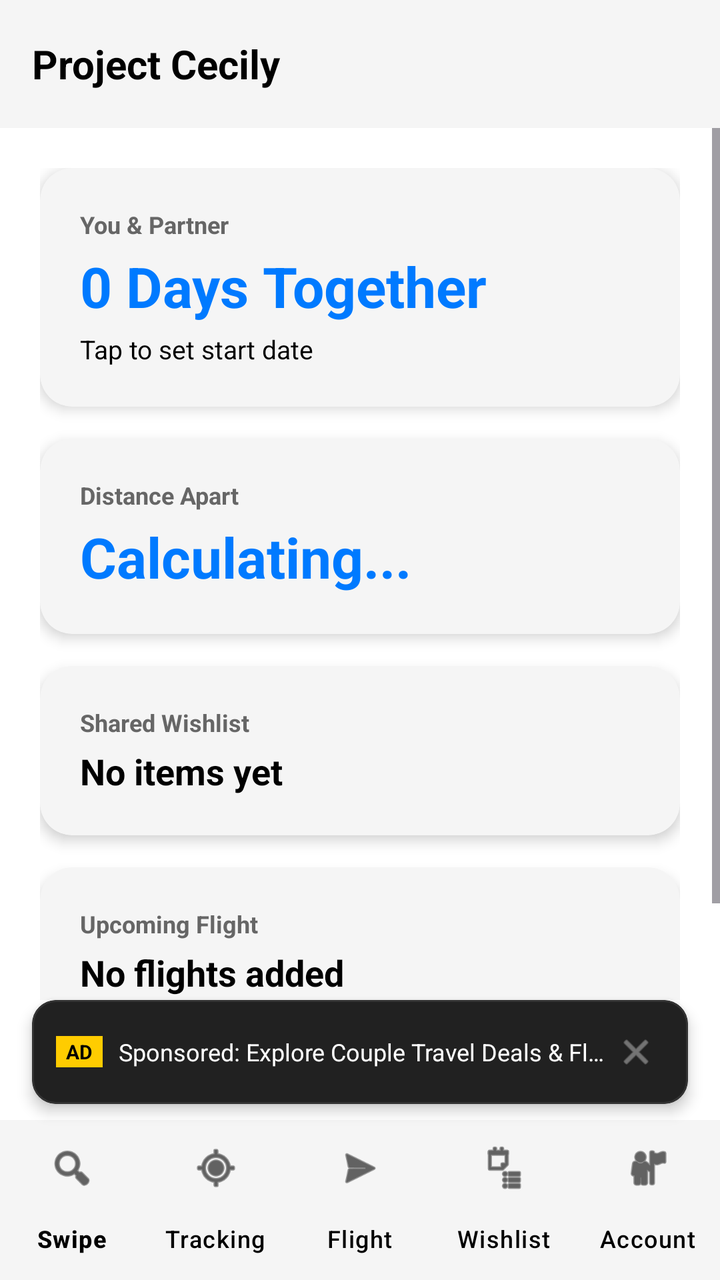
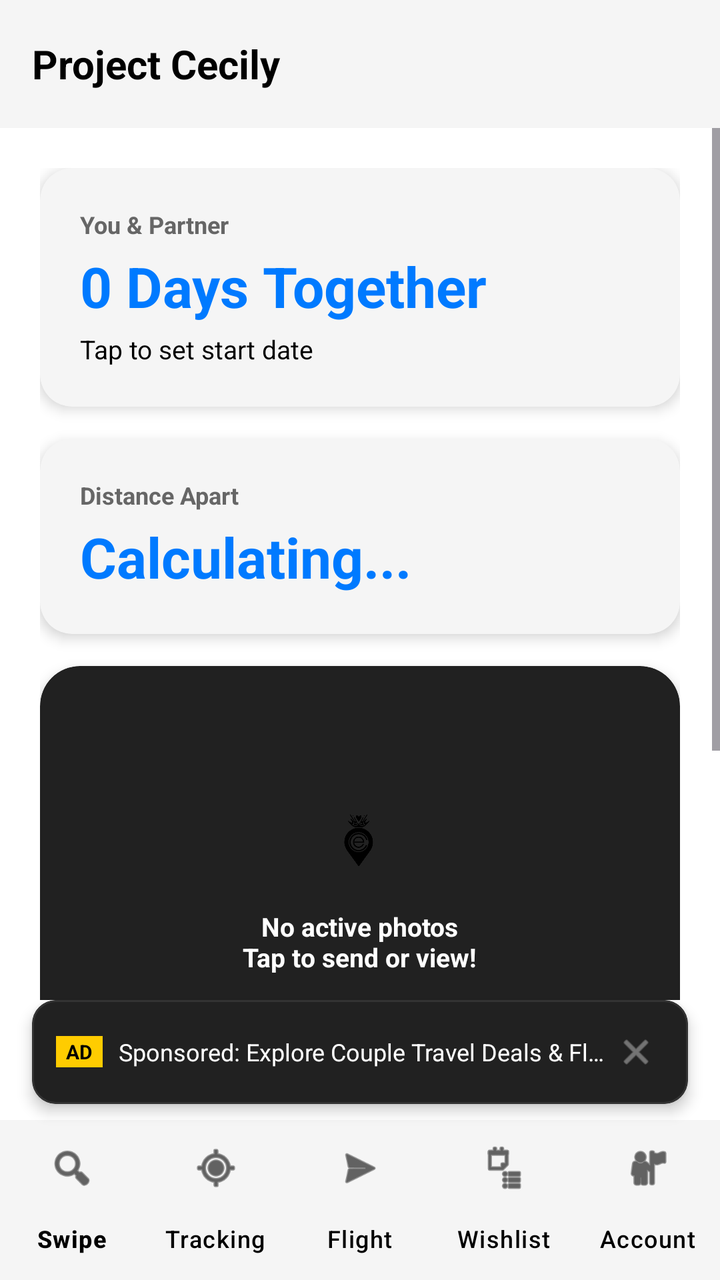

Before-and-after screenshots of an Android layout around one commit, followed by the original layout XML and the change that was made.
<!-- AndroidManifest.xml: application theme Theme.ProjectCecily -->
<!-- res/layout/activity_main.xml -->
<?xml version="1.0" encoding="utf-8"?>
<androidx.constraintlayout.widget.ConstraintLayout xmlns:android="http://schemas.android.com/apk/res/android"
    xmlns:app="http://schemas.android.com/apk/res-auto"
    android:layout_width="match_parent"
    android:layout_height="match_parent"
    android:background="@color/app_background">

    
    <com.google.android.material.appbar.AppBarLayout
        android:id="@+id/appBarLayout"
        android:layout_width="match_parent"
        android:layout_height="wrap_content"
        android:fitsSystemWindows="true"
        app:elevation="4dp"
        app:layout_constraintEnd_toEndOf="parent"
        app:layout_constraintStart_toStartOf="parent"
        app:layout_constraintTop_toTopOf="parent">

        <com.google.android.material.appbar.MaterialToolbar
            android:id="@+id/toolbar"
            android:layout_width="match_parent"
            android:layout_height="?attr/actionBarSize"
            android:background="@color/card_background">

            <RelativeLayout
                android:layout_width="match_parent"
                android:layout_height="match_parent">

                <TextView
                    android:id="@+id/tvToolbarTitle"
                    android:layout_width="wrap_content"
                    android:layout_height="wrap_content"
                    android:layout_centerVertical="true"
                    android:text="Project Cecily"
                    android:textColor="@color/text_primary"
                    android:textSize="20sp"
                    android:textStyle="bold" />
            </RelativeLayout>
        </com.google.android.material.appbar.MaterialToolbar>
    </com.google.android.material.appbar.AppBarLayout>

    <ScrollView
        android:id="@+id/main_scroll"
        android:layout_width="0dp"
        android:layout_height="0dp"
        app:layout_constraintBottom_toTopOf="@id/cardBannerAd"
        app:layout_constraintEnd_toEndOf="parent"
        app:layout_constraintStart_toStartOf="parent"
        app:layout_constraintTop_toBottomOf="@id/appBarLayout">

        <LinearLayout
            android:layout_width="match_parent"
            android:layout_height="wrap_content"
            android:orientation="vertical"
            android:padding="20dp">

            
            <com.google.android.material.card.MaterialCardView
                android:id="@+id/cardUnpairedHero"
                android:layout_width="match_parent"
                android:layout_height="wrap_content"
                android:layout_marginBottom="16dp"
                android:visibility="gone"
                app:cardBackgroundColor="@color/card_background"
                app:cardCornerRadius="16dp"
                app:cardElevation="4dp"
                app:strokeColor="@color/nav_selected"
                app:strokeWidth="1.5dp">

                <LinearLayout
                    android:layout_width="match_parent"
                    android:layout_height="wrap_content"
                    android:orientation="vertical"
                    android:padding="20dp">

                    <TextView
                        android:layout_width="wrap_content"
                        android:layout_height="wrap_content"
                        android:text="Pairing Required"
                        android:textColor="@color/nav_selected"
                        android:textSize="12sp"
                        android:textStyle="bold" />

                    <TextView
                        android:id="@+id/tvHeroPairCode"
                        android:layout_width="wrap_content"
                        android:layout_height="wrap_content"
                        android:layout_marginTop="4dp"
                        android:text="Your Code: ------"
                        android:textColor="@color/text_primary"
                        android:textSize="22sp"
                        android:textStyle="bold" />

                    <TextView
                        android:layout_width="wrap_content"
                        android:layout_height="wrap_content"
                        android:layout_marginTop="4dp"
                        android:text="Share this 6-digit code with your partner in Account Settings to sync location, flights, and wishlists!"
                        android:textColor="@color/text_secondary"
                        android:textSize="12sp" />
                </LinearLayout>
            </com.google.android.material.card.MaterialCardView>

            
            <com.google.android.material.card.MaterialCardView
                android:id="@+id/cardTogetherDays"
                android:layout_width="match_parent"
                android:layout_height="wrap_content"
                android:layout_marginBottom="16dp"
                app:cardBackgroundColor="@color/card_background"
                app:cardCornerRadius="16dp"
                app:cardElevation="4dp"
                app:strokeWidth="0dp">

                <LinearLayout
                    android:layout_width="match_parent"
                    android:layout_height="wrap_content"
                    android:orientation="vertical"
                    android:padding="20dp">

                    <TextView
                        android:id="@+id/tvCoupleNames"
                        android:layout_width="wrap_content"
                        android:layout_height="wrap_content"
                        android:text="You &amp; Partner"
                        android:textColor="@color/text_secondary"
                        android:textSize="12sp"
                        android:textStyle="bold" />

                    <TextView
                        android:id="@+id/tvTogetherDays"
                        android:layout_width="wrap_content"
                        android:layout_height="wrap_content"
                        android:layout_marginTop="4dp"
                        android:text="0 Days Together"
                        android:textColor="@color/nav_selected"
                        android:textSize="28sp"
                        android:textStyle="bold" />

                    <TextView
                        android:id="@+id/tvAnniversaryDate"
                        android:layout_width="wrap_content"
                        android:layout_height="wrap_content"
                        android:layout_marginTop="4dp"
                        android:text="Tap to set start date"
                        android:textColor="@color/text_primary"
                        android:textSize="13sp" />
                </LinearLayout>
            </com.google.android.material.card.MaterialCardView>

            
            <com.google.android.material.card.MaterialCardView
                android:id="@+id/cardProximity"
                android:layout_width="match_parent"
                android:layout_height="wrap_content"
                android:layout_marginBottom="16dp"
                app:cardBackgroundColor="@color/card_background"
                app:cardCornerRadius="16dp"
                app:cardElevation="4dp"
                app:strokeWidth="0dp">

                <LinearLayout
                    android:layout_width="match_parent"
                    android:layout_height="wrap_content"
                    android:orientation="vertical"
                    android:padding="20dp">

                    <TextView
                        android:layout_width="wrap_content"
                        android:layout_height="wrap_content"
                        android:text="Distance Apart"
                        android:textColor="@color/text_secondary"
                        android:textSize="12sp"
                        android:textStyle="bold" />

                    <TextView
                        android:id="@+id/tvLiveDistance"
                        android:layout_width="wrap_content"
                        android:layout_height="wrap_content"
                        android:layout_marginTop="4dp"
                        android:text="Calculating..."
                        android:textColor="@color/nav_selected"
                        android:textSize="28sp"
                        android:textStyle="bold" />

                    <TextView
                        android:id="@+id/tvPartnerTimeSummary"
                        android:layout_width="wrap_content"
                        android:layout_height="wrap_content"
                        android:layout_marginTop="6dp"
                        android:text=""
                        android:textColor="@color/text_primary"
                        android:textSize="13sp"
                        android:visibility="gone" />
                </LinearLayout>
            </com.google.android.material.card.MaterialCardView>

            
            <com.google.android.material.card.MaterialCardView
                android:id="@+id/cardWishlist"
                android:layout_width="match_parent"
                android:layout_height="wrap_content"
                android:layout_marginBottom="16dp"
                app:cardBackgroundColor="@color/card_background"
                app:cardCornerRadius="16dp"
                app:cardElevation="4dp"
                app:strokeWidth="0dp">

                <LinearLayout
                    android:layout_width="match_parent"
                    android:layout_height="wrap_content"
                    android:orientation="horizontal"
                    android:padding="20dp">

                    <LinearLayout
                        android:layout_width="0dp"
                        android:layout_height="wrap_content"
                        android:layout_weight="1"
                        android:orientation="vertical">

                        <TextView
                            android:layout_width="wrap_content"
                            android:layout_height="wrap_content"
                            android:text="Shared Wishlist"
                            android:textColor="@color/text_secondary"
                            android:textSize="12sp"
                            android:textStyle="bold" />

                        <TextView
                            android:id="@+id/tvWishlistSummary"
                            android:layout_width="wrap_content"
                            android:layout_height="wrap_content"
                            android:layout_marginTop="4dp"
                            android:text="No items yet"
                            android:textColor="@color/text_primary"
                            android:textSize="18sp"
                            android:textStyle="bold" />
                    </LinearLayout>

                    <TextView
                        android:layout_width="wrap_content"
                        android:layout_height="wrap_content"
                        android:layout_gravity="center"
                        android:text=""
                        android:textSize="32sp" />
                </LinearLayout>
            </com.google.android.material.card.MaterialCardView>

            
            <com.google.android.material.card.MaterialCardView
                android:id="@+id/cardFlight"
                android:layout_width="match_parent"
                android:layout_height="wrap_content"
                android:layout_marginBottom="16dp"
                app:cardBackgroundColor="@color/card_background"
                app:cardCornerRadius="16dp"
                app:cardElevation="4dp"
                app:strokeWidth="0dp">

                <LinearLayout
                    android:layout_width="match_parent"
                    android:layout_height="wrap_content"
                    android:orientation="horizontal"
                    android:padding="20dp">

                    <LinearLayout
                        android:layout_width="0dp"
                        android:layout_height="wrap_content"
                        android:layout_weight="1"
                        android:orientation="vertical">

                        <TextView
                            android:layout_width="wrap_content"
                            android:layout_height="wrap_content"
                            android:text="Upcoming Flight"
                            android:textColor="@color/text_secondary"
                            android:textSize="12sp"
                            android:textStyle="bold" />

                        <TextView
                            android:id="@+id/tvFlightSummary"
                            android:layout_width="wrap_content"
                            android:layout_height="wrap_content"
                            android:layout_marginTop="4dp"
                            android:text="No flights added"
                            android:textColor="@color/text_primary"
                            android:textSize="18sp"
                            android:textStyle="bold" />
                    </LinearLayout>

                    <TextView
                        android:layout_width="wrap_content"
                        android:layout_height="wrap_content"
                        android:layout_gravity="center"
                        android:text=""
                        android:textSize="32sp" />
                </LinearLayout>
            </com.google.android.material.card.MaterialCardView>

        </LinearLayout>
    </ScrollView>

    
    <com.google.android.material.card.MaterialCardView
        android:id="@+id/cardBannerAd"
        android:layout_width="match_parent"
        android:layout_height="52dp"
        android:layout_marginHorizontal="16dp"
        android:layout_marginBottom="8dp"
        app:cardBackgroundColor="#212121"
        app:cardCornerRadius="12dp"
        app:cardElevation="4dp"
        app:strokeColor="#333333"
        app:strokeWidth="1dp"
        app:layout_constraintBottom_toTopOf="@id/bottom_navigation"
        app:layout_constraintEnd_toEndOf="parent"
        app:layout_constraintStart_toStartOf="parent">

        <LinearLayout
            android:layout_width="match_parent"
            android:layout_height="match_parent"
            android:gravity="center_vertical"
            android:orientation="horizontal"
            android:paddingHorizontal="12dp">

            <TextView
                android:layout_width="wrap_content"
                android:layout_height="wrap_content"
                android:background="#FFCC00"
                android:paddingHorizontal="5dp"
                android:paddingVertical="1dp"
                android:text="AD"
                android:textColor="#000000"
                android:textSize="10sp"
                android:textStyle="bold" />

            <TextView
                android:id="@+id/tvAdBannerText"
                android:layout_width="0dp"
                android:layout_height="wrap_content"
                android:layout_marginStart="8dp"
                android:layout_weight="1"
                android:ellipsize="end"
                android:singleLine="true"
                android:text="Sponsored: Explore Couple Travel Deals &amp; Flights ✈️"
                android:textColor="#FFFFFF"
                android:textSize="12sp" />

            <ImageView
                android:id="@+id/btnDismissAd"
                android:layout_width="28dp"
                android:layout_height="28dp"
                android:background="?attr/selectableItemBackgroundBorderless"
                android:clickable="true"
                android:contentDescription="Close Ad"
                android:focusable="true"
                android:padding="4dp"
                android:src="@android:drawable/ic_menu_close_clear_cancel"
                app:tint="#AAAAAA" />
        </LinearLayout>
    </com.google.android.material.card.MaterialCardView>

    
    <com.google.android.material.bottomnavigation.BottomNavigationView
        android:id="@+id/bottom_navigation"
        android:layout_width="match_parent"
        android:layout_height="wrap_content"
        android:background="@color/card_background"
        app:itemActiveIndicatorStyle="@null"
        app:itemIconTint="@color/nav_item_color"
        app:itemTextColor="@color/nav_item_color"
        app:labelVisibilityMode="labeled"
        app:layout_constraintBottom_toBottomOf="parent"
        app:menu="@menu/bottom_nav_menu" />

</androidx.constraintlayout.widget.ConstraintLayout>
<!-- resources referenced by this layout -->
<resources>
  <color name="app_background">#FFFFFF</color>
  <color name="card_background">#F5F5F5</color>
  <color name="nav_selected">#007AFF</color>
  <color name="text_primary">#000000</color>
  <color name="text_secondary">#666666</color>
  <style name="Theme.ProjectCecily" parent="Base.Theme.ProjectCecily" />
  <style name="Base.Theme.ProjectCecily" parent="Theme.Material3.DayNight.NoActionBar">
          
          <item name="colorPrimary">@color/nav_selected</item>
          <item name="windowActionBar">false</item>
          <item name="windowNoTitle">true</item>
  
          
          <item name="colorOnSecondaryContainer">@color/nav_selected</item>
      </style>
</resources>

<!-- the commit's change to res/layout/activity_main.xml (unified diff, before → after) -->
@@ -197,33 +197,127 @@
 
             
             <com.google.android.material.card.MaterialCardView
-                android:id="@+id/cardWishlist"
-                android:layout_width="match_parent"
-                android:layout_height="wrap_content"
+                android:id="@+id/cardDashPhotoCycle"
+                android:layout_width="match_parent"
+                android:layout_height="220dp"
                 android:layout_marginBottom="16dp"
-                app:cardBackgroundColor="@color/card_background"
-                app:cardCornerRadius="16dp"
+                android:clickable="true"
+                android:focusable="true"
+                app:cardBackgroundColor="#212121"
+                app:cardCornerRadius="20dp"
                 app:cardElevation="4dp"
                 app:strokeWidth="0dp">
 
-                <LinearLayout
+                <FrameLayout
                     android:layout_width="match_parent"
-                    android:layout_height="wrap_content"
-                    android:orientation="horizontal"
-                    android:padding="20dp">
-
+                    android:layout_height="match_parent">
+
+                    <ImageView
+                        android:id="@+id/ivDashPhotoCycle"
+                        android:layout_width="match_parent"
+                        android:layout_height="match_parent"
+                        android:scaleType="centerCrop"
+                        android:contentDescription="Partner Active Photo Stream" />
+
+                    
                     <LinearLayout
-                        android:layout_width="0dp"
-                        android:layout_height="wrap_content"
-                        android:layout_weight="1"
-                        android:orientation="vertical">
+                        android:id="@+id/layoutDashPhotoFallback"
+                        android:layout_width="match_parent"
+                        android:layout_height="match_parent"
+                        android:gravity="center"
+                        android:orientation="vertical"
+                        android:padding="16dp">
+
+                        <ImageView
+                            android:layout_width="48dp"
+                            android:layout_height="48dp"
+                            android:src="@drawable/ic_app_logo_mono_black"
+                            android:contentDescription="App Logo" />
+
+                        <TextView
+                            android:id="@+id/tvDashPhotoFallbackText"
+                            android:layout_width="wrap_content"
+                            android:layout_height="wrap_content"
+                            android:layout_marginTop="8dp"
+                            android:gravity="center"
+                            android:text="No active photos\nTap to send or view!"
+                            android:textColor="#FFFFFF"
+                            android:textSize="13sp"
+                            android:textStyle="bold" />
+                    </LinearLayout>
+
+                </FrameLayout>
+            </com.google.android.material.card.MaterialCardView>
+
+            
+            <LinearLayout
+                android:layout_width="match_parent"
+                android:layout_height="wrap_content"
+                android:layout_marginBottom="16dp"
+                android:orientation="horizontal">
+
+                
+                <com.google.android.material.card.MaterialCardView
+                    android:id="@+id/cardFlight"
+                    android:layout_width="0dp"
+                    android:layout_height="wrap_content"
+                    android:layout_marginEnd="6dp"
+                    android:layout_weight="1"
+                    app:cardBackgroundColor="@color/card_background"
+                    app:cardCornerRadius="16dp"
+                    app:cardElevation="4dp"
+                    app:strokeWidth="0dp">
+
+                    <LinearLayout
+                        android:layout_width="match_parent"
+                        android:layout_height="wrap_content"
+                        android:orientation="vertical"
+                        android:padding="16dp">
 
                         <TextView
                             android:layout_width="wrap_content"
                             android:layout_height="wrap_content"
-                            android:text="Shared Wishlist"
+                            android:text="✈️ Flight Tracker"
                             android:textColor="@color/text_secondary"
-                            android:textSize="12sp"
+                            android:textSize="11sp"
+                            android:textStyle="bold" />
+
+                        <TextView
+                            android:id="@+id/tvFlightSummary"
+                            android:layout_width="wrap_content"
+                            android:layout_height="wrap_content"
+                            android:layout_marginTop="4dp"
+                            android:text="No flights added"
+                            android:textColor="@color/text_primary"
+                            android:textSize="14sp"
+                            android:textStyle="bold" />
+                    </LinearLayout>
+                </com.google.android.material.card.MaterialCardView>
+
+                
+                <com.google.android.material.card.MaterialCardView
+                    android:id="@+id/cardWishlist"
+                    android:layout_width="0dp"
+                    android:layout_height="wrap_content"
+                    android:layout_marginStart="6dp"
+                    android:layout_weight="1"
+                    app:cardBackgroundColor="@color/card_background"
+                    app:cardCornerRadius="16dp"
+                    app:cardElevation="4dp"
+                    app:strokeWidth="0dp">
+
+                    <LinearLayout
+                        android:layout_width="match_parent"
+                        android:layout_height="wrap_content"
+                        android:orientation="vertical"
+                        android:padding="16dp">
+
+                        <TextView
+                            android:layout_width="wrap_content"
+                            android:layout_height="wrap_content"
+                            android:text="🎁 Wishlist"
+                            android:textColor="@color/text_secondary"
+                            android:textSize="11sp"
                             android:textStyle="bold" />
 
                         <TextView
@@ -233,69 +327,12 @@
                             android:layout_marginTop="4dp"
                             android:text="No items yet"
                             android:textColor="@color/text_primary"
-                            android:textSize="18sp"
+                            android:textSize="14sp"
                             android:textStyle="bold" />
                     </LinearLayout>
-
-                    <TextView
-                        android:layout_width="wrap_content"
-                        android:layout_height="wrap_content"
-                        android:layout_gravity="center"
-                        android:text=""
-                        android:textSize="32sp" />
-                </LinearLayout>
-            </com.google.android.material.card.MaterialCardView>
-
-            
-            <com.google.android.material.card.MaterialCardView
-                android:id="@+id/cardFlight"
-                android:layout_width="match_parent"
-                android:layout_height="wrap_content"
-                android:layout_marginBottom="16dp"
-                app:cardBackgroundColor="@color/card_background"
-                app:cardCornerRadius="16dp"
-                app:cardElevation="4dp"
-                app:strokeWidth="0dp">
-
-                <LinearLayout
-                    android:layout_width="match_parent"
-                    android:layout_height="wrap_content"
-                    android:orientation="horizontal"
-                    android:padding="20dp">
-
-                    <LinearLayout
-                        android:layout_width="0dp"
-                        android:layout_height="wrap_content"
-                        android:layout_weight="1"
-                        android:orientation="vertical">
-
-                        <TextView
-                            android:layout_width="wrap_content"
-                            android:layout_height="wrap_content"
-                            android:text="Upcoming Flight"
-                            android:textColor="@color/text_secondary"
-                            android:textSize="12sp"
-                            android:textStyle="bold" />
-
-                        <TextView
-                            android:id="@+id/tvFlightSummary"
-                            android:layout_width="wrap_content"
-                            android:layout_height="wrap_content"
-                            android:layout_marginTop="4dp"
-                            android:text="No flights added"
-                            android:textColor="@color/text_primary"
-                            android:textSize="18sp"
-                            android:textStyle="bold" />
-                    </LinearLayout>
-
-                    <TextView
-                        android:layout_width="wrap_content"
-                        android:layout_height="wrap_content"
-                        android:layout_gravity="center"
-                        android:text=""
-                        android:textSize="32sp" />
-                </LinearLayout>
-            </com.google.android.material.card.MaterialCardView>
+                </com.google.android.material.card.MaterialCardView>
+
+            </LinearLayout>
 
         </LinearLayout>
     </ScrollView>
<!-- resource entries referenced after the edit -->
@@ -5,6 +5,7 @@
   <color name="nav_selected">#007AFF</color>
   <color name="text_primary">#000000</color>
   <color name="text_secondary">#666666</color>
+  <!-- drawable ic_app_logo_mono_black: png bitmap (drawable, 12576 bytes) -->
   <style name="Theme.ProjectCecily" parent="Base.Theme.ProjectCecily" />
   <style name="Base.Theme.ProjectCecily" parent="Theme.Material3.DayNight.NoActionBar">
           
